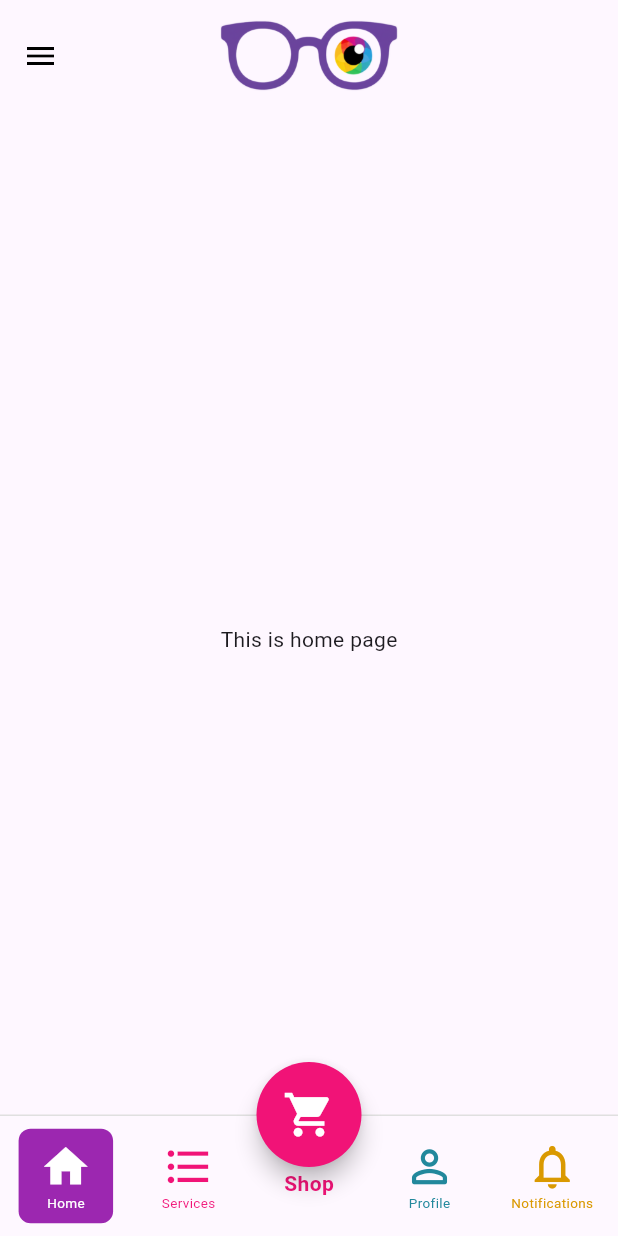
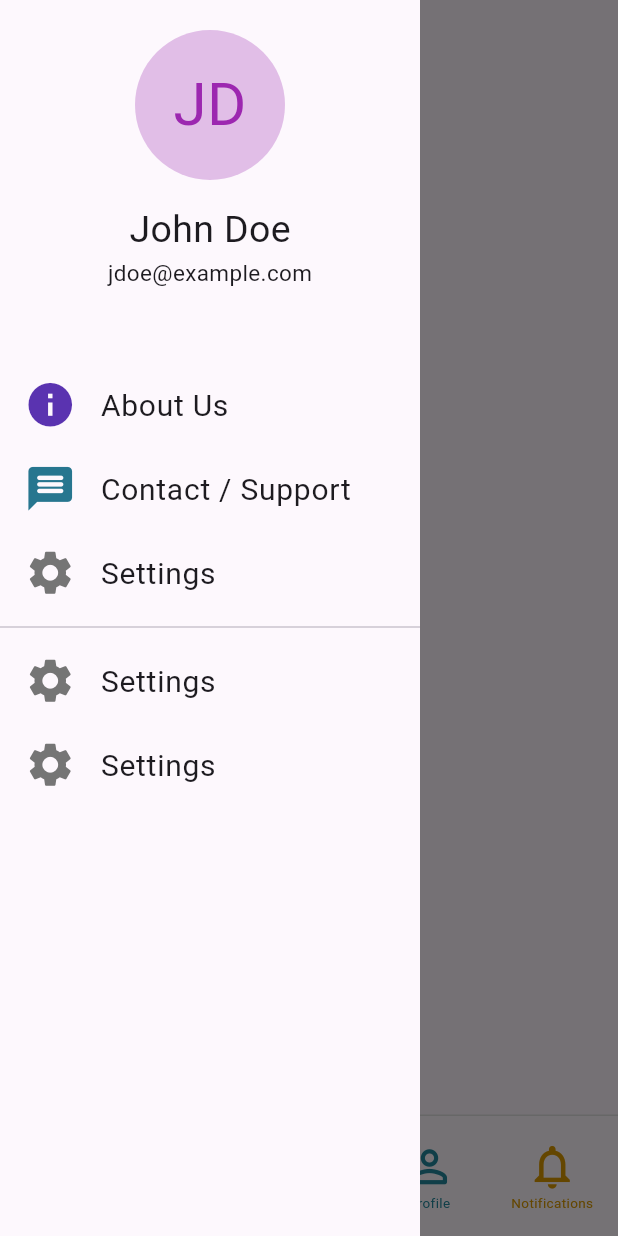
Before and after one commit to abbashashem283/babivision, a Flutter app: the screen it shows after launch, after a tap on the "menu" icon, on a phone screen of 412 x 824 dp. Run offline on Flutter 3.47's test engine with Material 3 defaults, Android fonts, the phone set to English and light mode, and no system bars; our stand-ins replace dio, flutter_dotenv, flutter_secure_storage, pin_code_fields; network calls fail.

Commit message:
working on side menu

```diff
--- a/lib/data/KConstants.dart
+++ b/lib/data/KConstants.dart
@@ -9,6 +9,9 @@ class KColors {
     153,
     1,
   );
+  static final Color offWhite = Color.fromARGB(255, 253, 248, 253);
+  static final Color aboutUsIcon = Color.fromARGB(255, 90, 51, 176);
+  static final Color contactIcon = Color.fromARGB(255, 39, 118, 143);
 
   static Color getColor(context, String color) {
     switch (color) {
--- a/lib/views/pages/HomePage.dart
+++ b/lib/views/pages/HomePage.dart
@@ -45,36 +45,32 @@ class _HomepageState extends State<Homepage> {
     return Scaffold(
       appBar: PreferredSize(
         preferredSize: Size.fromHeight(110),
-        child: B(
-          color: "tr",
         child: SafeArea(
-            child: B(
-              color: "tr",
           child: AppBar(
+            automaticallyImplyLeading: false,
             flexibleSpace: Padding(
               padding: const EdgeInsets.only(top: 10),
               child: Stack(
                 children: [
                   SizedBox(
                     width: 50,
-                        child: B(
-                          color: "tr",
-                          child: IconButton(
+                    child: Builder(
+                      builder: (context) {
+                        return IconButton(
                           padding: EdgeInsets.zero,
                           constraints: BoxConstraints(
                             minWidth: 4,
                             minHeight: 4,
                           ),
                           onPressed: () {
-                              //Scaffold.of(context).openDrawer();
+                            Scaffold.of(context).openDrawer();
                           },
                           icon: Icon(Icons.menu, color: Colors.black),
+                        );
+                      },
                     ),
                   ),
-                      ),
-                      B(
-                        color: "tr",
-                        child: Center(
+                  Center(
                     child: Column(
                       spacing: 5,
                       mainAxisAlignment: MainAxisAlignment.start,
@@ -89,12 +85,101 @@ class _HomepageState extends State<Homepage> {
                       ],
                     ),
                   ),
-                      ),
                 ],
               ),
             ),
           ),
         ),
+      ),
+      drawer: SafeArea(
+        child: Container(
+          width: 280,
+          height: double.infinity,
+          color: KColors.offWhite,
+          child: Column(
+            children: [
+              SizedBox(height: 20),
+              Column(
+                children: [
+                  Container(
+                    width: 100,
+                    height: 100,
+                    decoration: BoxDecoration(
+                      color: Colors.purple[100],
+                      borderRadius: BorderRadius.circular(50),
+                    ),
+                    child: Center(
+                      child: Text(
+                        "JD",
+                        style: TextStyle(color: Colors.purple, fontSize: 40),
+                      ),
+                    ),
+                  ),
+                  SizedBox(height: 15),
+                  Text("John Doe", style: TextStyle(fontSize: 25)),
+                  ConstrainedBox(
+                    constraints: BoxConstraints(maxWidth: 200),
+                    child: Text(
+                      "jdoe@example.com",
+                      style: TextStyle(
+                        fontSize: 15,
+                        overflow: TextOverflow.ellipsis,
+                      ),
+                    ),
+                  ),
+                ],
+              ),
+              SizedBox(height: 50),
+              Column(
+                mainAxisAlignment: MainAxisAlignment.spaceBetween,
+                children: [
+                  ListTile(
+                    leading: Icon(
+                      Icons.info,
+                      size: 35,
+                      color: KColors.aboutUsIcon,
+                    ),
+                    title: Text("About Us", style: TextStyle(fontSize: 20)),
+                  ),
+                  ListTile(
+                    leading: Icon(
+                      Icons.message_rounded,
+                      size: 35,
+                      color: KColors.contactIcon,
+                    ),
+                    title: Text(
+                      "Contact / Support",
+                      style: TextStyle(fontSize: 20),
+                    ),
+                  ),
+                  ListTile(
+                    leading: Icon(
+                      Icons.settings,
+                      size: 35,
+                      color: Colors.grey[600],
+                    ),
+                    title: Text("Settings", style: TextStyle(fontSize: 20)),
+                  ),
+                  Divider(),
+                  ListTile(
+                    leading: Icon(
+                      Icons.settings,
+                      size: 35,
+                      color: Colors.grey[600],
+                    ),
+                    title: Text("Settings", style: TextStyle(fontSize: 20)),
+                  ),
+                  ListTile(
+                    leading: Icon(
+                      Icons.settings,
+                      size: 35,
+                      color: Colors.grey[600],
+                    ),
+                    title: Text("Settings", style: TextStyle(fontSize: 20)),
+                  ),
+                ],
+              ),
+            ],
           ),
         ),
       ),
```
Lines whose indentation alone changed are shown as unchanged.
